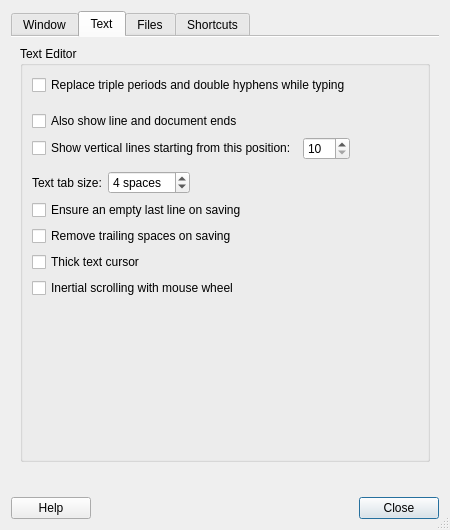
The window that featherpad/prefDialog.ui (tembun/fpad) describes before a commit, drawn with Qt 5.
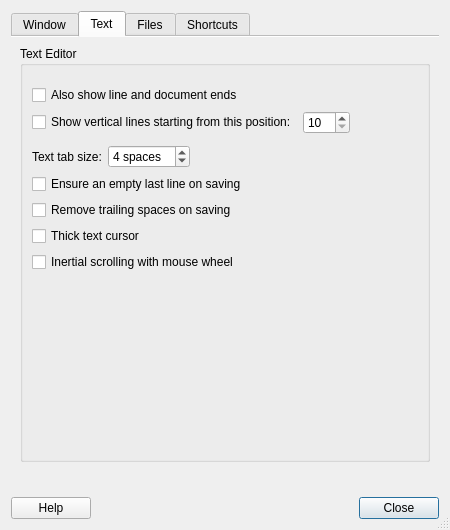
The same window after the commit. The open tabs and pages were chosen to show the change. Icons and pictures are not drawn.

Commit message: remove auto replace setting

What changed in the file:
```diff
--- a/featherpad/prefDialog.ui
+++ b/featherpad/prefDialog.ui
@@ -382,18 +382,6 @@
               <string>Text Editor</string>
              </property>
              <layout class="QVBoxLayout" name="verticalLayout_3">
-              <item>
-               <widget class="QCheckBox" name="autoReplaceBox">
-                <property name="toolTip">
-                 <string>By default, a triple period is replaced with an ellipsis
-and a double hyphen with a long dash while typing,
-under proper circumstances.</string>
-                </property>
-                <property name="text">
-                 <string>Replace triple periods and double hyphens while typing</string>
-                </property>
-               </widget>
-              </item>
               <item>
                <layout class="QHBoxLayout" name="horizontalLayout_4">
                 <item>
```
The commit also changes 5 other files.
